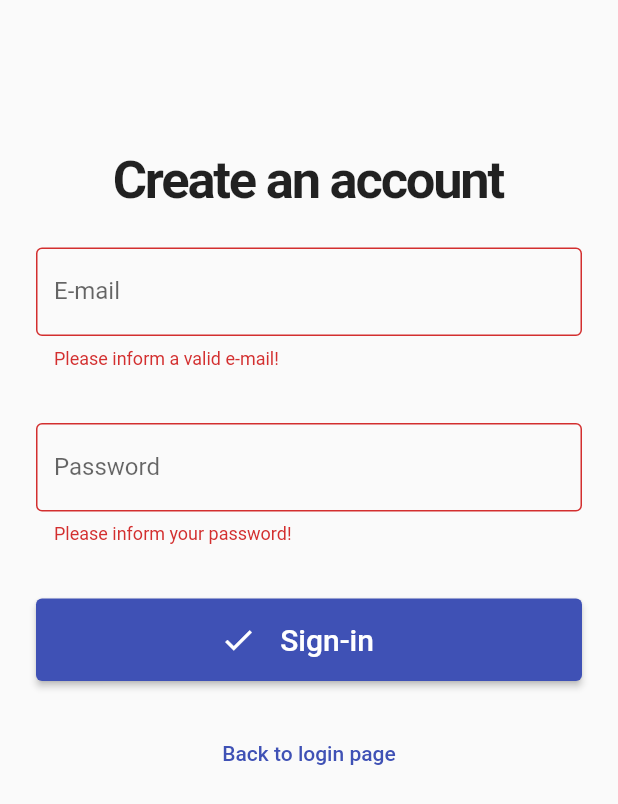
After one commit to CarlosCastiglioni/crypto, a Flutter app: the screen it shows after launch, after a tap on "Login", after a tap on "Sign-in", on a phone screen of 412 x 824 dp. The commit adds this screen. Shown: the top 804 px of the screen. Run offline on Flutter 3.47's test engine with Material 2 defaults, Android fonts, the phone set to English and light mode, and no system bars; our stand-ins replace bot_toast, firebase_auth, firebase_core, fl_chart, shared_preferences, sqflite; accounts and stored records are empty.

Commit message:
creating login page, setting firebase auth with auth service and  starting firebase db

```diff
--- a/lib/main.dart
+++ b/lib/main.dart
@@ -1,20 +1,25 @@
 import 'package:crypto/configs/app_settings.dart';
 import 'package:crypto/repositories/account_repository.dart';
 import 'package:crypto/repositories/favorites_repository.dart';
+import 'package:crypto/services/auth_service.dart';
+import 'package:firebase_core/firebase_core.dart';
 import 'package:flutter/material.dart';
 import 'package:provider/provider.dart';
-
 import 'my_app.dart';
 
-void main() {
+void main() async {
+  WidgetsFlutterBinding.ensureInitialized();
+  await Firebase.initializeApp();
+
   runApp(
     MultiProvider(
       providers: [
-        ChangeNotifierProvider(create: ((context) => AccountRepository())),
-        ChangeNotifierProvider(create: ((context) => AppSettings())),
-        ChangeNotifierProvider(create: ((context) => FavoritesRepository())),
+        ChangeNotifierProvider(create: (context) => AuthService()),
+        ChangeNotifierProvider(create: (context) => AccountRepository()),
+        ChangeNotifierProvider(create: (context) => AppSettings()),
+        ChangeNotifierProvider(create: (context) => FavoritesRepository()),
       ],
-      child: const MyApp(),
+      child: MyApp(),
     ),
   );
 }
--- a/lib/modules/app_settings/settings_page.dart
+++ b/lib/modules/app_settings/settings_page.dart
@@ -4,6 +4,8 @@ import 'package:flutter/material.dart';
 import 'package:flutter/services.dart';
 import 'package:intl/intl.dart';
 import 'package:provider/provider.dart';
+
+import '../../services/auth_service.dart';
 
 class SettingsPage extends StatefulWidget {
   const SettingsPage({Key? key}) : super(key: key);
@@ -35,7 +37,28 @@ class _SettingsPageState extends State<SettingsPage> {
               trailing: IconButton(
                   onPressed: updateBalance, icon: const Icon(Icons.edit)),
             ),
-            const Divider()
+            const Divider(),
+            Padding(
+              padding: const EdgeInsets.symmetric(vertical: 24),
+              child: OutlinedButton(
+                onPressed: () => context.read<AuthService>().logout(),
+                style: OutlinedButton.styleFrom(
+                  primary: Colors.red,
+                ),
+                child: Row(
+                  mainAxisAlignment: MainAxisAlignment.center,
+                  children: const [
+                    Padding(
+                      padding: EdgeInsets.all(16.0),
+                      child: Text(
+                        'Logout',
+                        style: TextStyle(fontSize: 18),
+                      ),
+                    ),
+                  ],
+                ),
+              ),
+            ),
           ],
         ),
       ),
--- /dev/null
+++ b/lib/modules/login/login_page.dart
@@ -0,0 +1,172 @@
+import 'package:bot_toast/bot_toast.dart';
+import 'package:flutter/material.dart';
+import 'package:provider/provider.dart';
+import '../../services/auth_service.dart';
+
+class LoginPage extends StatefulWidget {
+  LoginPage({Key? key}) : super(key: key);
+
+  @override
+  _LoginPageState createState() => _LoginPageState();
+}
+
+class _LoginPageState extends State<LoginPage> {
+  final formKey = GlobalKey<FormState>();
+  final email = TextEditingController();
+  final password = TextEditingController();
+
+  bool isLoged = true;
+  late String title;
+  late String actionButton;
+  late String toggleButton;
+  bool loading = false;
+
+  @override
+  void initState() {
+    super.initState();
+    setFormAction(true);
+  }
+
+  setFormAction(bool acao) {
+    setState(() {
+      isLoged = acao;
+      if (isLoged) {
+        title = 'Welcome To Crypto';
+        actionButton = 'Login';
+        toggleButton = 'Sign-in';
+      } else {
+        title = 'Create an account';
+        actionButton = 'Sign-in';
+        toggleButton = 'Back to login page';
+      }
+    });
+  }
+
+  login() async {
+    setState(() => loading = true);
+    try {
+      await context.read<AuthService>().login(email.text, password.text);
+    } on AuthException catch (e) {
+      setState(() => loading = false);
+      BotToast.showText(text: e.message);
+    }
+  }
+
+  register() async {
+    setState(() => loading = true);
+    try {
+      await context.read<AuthService>().register(email.text, password.text);
+    } on AuthException catch (e) {
+      setState(() => loading = false);
+      BotToast.showText(text: e.message);
+    }
+  }
+
+  @override
+  Widget build(BuildContext context) {
+    return Scaffold(
+      body: SingleChildScrollView(
+        child: Padding(
+          padding: const EdgeInsets.only(top: 100),
+          child: Form(
+            key: formKey,
+            child: Column(
+              mainAxisAlignment: MainAxisAlignment.center,
+              children: [
+                Text(
+                  title,
+                  style: const TextStyle(
+                    fontSize: 35,
+                    fontWeight: FontWeight.bold,
+                    letterSpacing: -1.5,
+                  ),
+                ),
+                Padding(
+                  padding: const EdgeInsets.all(24),
+                  child: TextFormField(
+                    controller: email,
+                    decoration: const InputDecoration(
+                      border: OutlineInputBorder(),
+                      labelText: 'E-mail',
+                    ),
+                    keyboardType: TextInputType.emailAddress,
+                    validator: (value) {
+                      if (value!.isEmpty) {
+                        return 'Please inform a valid e-mail!';
+                      }
+                      return null;
+                    },
+                  ),
+                ),
+                Padding(
+                  padding: const EdgeInsets.symmetric(
+                      vertical: 12.0, horizontal: 24.0),
+                  child: TextFormField(
+                    controller: password,
+                    obscureText: true,
+                    decoration: const InputDecoration(
+                      border: OutlineInputBorder(),
+                      labelText: 'Password',
+                    ),
+                    validator: (value) {
+                      if (value!.isEmpty) {
+                        return 'Please inform your password!';
+                      } else if (value.length < 6) {
+                        return 'Password should have at least 6 digits!';
+                      }
+                      return null;
+                    },
+                  ),
+                ),
+                Padding(
+                  padding: const EdgeInsets.all(24.0),
+                  child: ElevatedButton(
+                    onPressed: () {
+                      if (formKey.currentState!.validate()) {
+                        if (isLoged) {
+                          login();
+                        } else {
+                          register();
+                        }
+                      }
+                    },
+                    child: Row(
+                      mainAxisAlignment: MainAxisAlignment.center,
+                      children: (loading)
+                          ? [
+                              const Padding(
+                                padding: EdgeInsets.all(16),
+                                child: SizedBox(
+                                  width: 24,
+                                  height: 24,
+                                  child: CircularProgressIndicator(
+                                    color: Colors.white,
+                                  ),
+                                ),
+                              )
+                            ]
+                          : [
+                              const Icon(Icons.check),
+                              Padding(
+                                padding: const EdgeInsets.all(16.0),
+                                child: Text(
+                                  actionButton,
+                                  style: const TextStyle(fontSize: 20),
+                                ),
+                              ),
+                            ],
+                    ),
+                  ),
+                ),
+                TextButton(
+                  onPressed: () => setFormAction(!isLoged),
+                  child: Text(toggleButton),
+                ),
+              ],
+            ),
+          ),
+        ),
+      ),
+    );
+  }
+}
--- a/lib/my_app.dart
+++ b/lib/my_app.dart
@@ -1,7 +1,6 @@
 import 'package:bot_toast/bot_toast.dart';
+import 'package:crypto/widgets/auth_check.dart';
 import 'package:flutter/material.dart';
-
-import 'modules/home/home_page.dart';
 
 class MyApp extends StatelessWidget {
   const MyApp({Key? key}) : super(key: key);
@@ -13,7 +12,7 @@ class MyApp extends StatelessWidget {
       title: "Crypto",
       debugShowCheckedModeBanner: false,
       theme: ThemeData(primarySwatch: Colors.indigo),
-      home: HomePage(),
+      home: AuthCheck(),
     );
   }
 }
--- a/lib/repositories/account_repository.dart
+++ b/lib/repositories/account_repository.dart
@@ -4,7 +4,7 @@ import 'package:crypto/repositories/coin.repository.dart';
 import 'package:flutter/material.dart';
 import 'package:sqflite/sqflite.dart';
 
-import '../database/db.dart';
+import '../databases/db.dart';
 import '../models/coin.dart';
 
 class AccountRepository extends ChangeNotifier {
--- /dev/null
+++ b/lib/services/auth_service.dart
@@ -0,0 +1,62 @@
+import 'package:firebase_auth/firebase_auth.dart';
+import 'package:flutter/cupertino.dart';
+
+class AuthException implements Exception {
+  String message;
+  AuthException(this.message);
+}
+
+class AuthService extends ChangeNotifier {
+  final FirebaseAuth _auth = FirebaseAuth.instance;
+  User? user;
+  bool isLoading = true;
+
+  AuthService() {
+    _authCheck();
+  }
+
+  _authCheck() {
+    _auth.authStateChanges().listen((User? usr) {
+      user = (usr == null) ? null : usr;
+      isLoading = false;
+      notifyListeners();
+    });
+  }
+
+  _getUser() {
+    user = _auth.currentUser;
+    notifyListeners();
+  }
+
+  register(String email, String password) async {
+    try {
+      await _auth.createUserWithEmailAndPassword(
+          email: email, password: password);
+      _getUser();
+    } on FirebaseAuthException catch (e) {
+      if (e.code == 'weak-password') {
+        throw AuthException('Weak password!');
+      } else if (e.code == 'email-already-in-use') {
+        throw AuthException('E-mail already in use!');
+      }
+    }
+  }
+
+  login(String email, String password) async {
+    try {
+      await _auth.signInWithEmailAndPassword(email: email, password: password);
+      _getUser();
+    } on FirebaseAuthException catch (e) {
+      if (e.code == 'user-not-found') {
+        throw AuthException('User not found!');
+      } else if (e.code == 'wrong-password') {
+        throw AuthException('Wrong Password!');
+      }
+    }
+  }
+
+  logout() async {
+    await _auth.signOut();
+    _getUser();
+  }
+}
--- /dev/null
+++ b/lib/widgets/auth_check.dart
@@ -0,0 +1,35 @@
+import 'package:flutter/material.dart';
+import 'package:provider/provider.dart';
+import '../modules/home/home_page.dart';
+import '../modules/login/login_page.dart';
+import '../services/auth_service.dart';
+
+class AuthCheck extends StatefulWidget {
+  const AuthCheck({Key? key}) : super(key: key);
+
+  @override
+  _AuthCheckState createState() => _AuthCheckState();
+}
+
+class _AuthCheckState extends State<AuthCheck> {
+  @override
+  Widget build(BuildContext context) {
+    AuthService auth = Provider.of<AuthService>(context);
+
+    if (auth.isLoading) {
+      return loading();
+    } else if (auth.user == null) {
+      return LoginPage();
+    } else {
+      return const HomePage();
+    }
+  }
+
+  loading() {
+    return const Scaffold(
+      body: Center(
+        child: CircularProgressIndicator(),
+      ),
+    );
+  }
+}
--- a/pubspec.yaml
+++ b/pubspec.yaml
@@ -17,6 +17,9 @@ dependencies:
   shared_preferences: ^2.0.13
   sqflite: ^2.0.2
   fl_chart: ^0.46.0
+  firebase_core: ^1.13.1
+  firebase_auth: ^3.3.11
+  cloud_firestore: ^3.1.10
 
 
 
```
Also changed, not shown: lib/databases/db.dart (renamed from lib/database/db.dart), lib/databases/db_firestore.dart (added), pubspec.lock, 3 other files.
